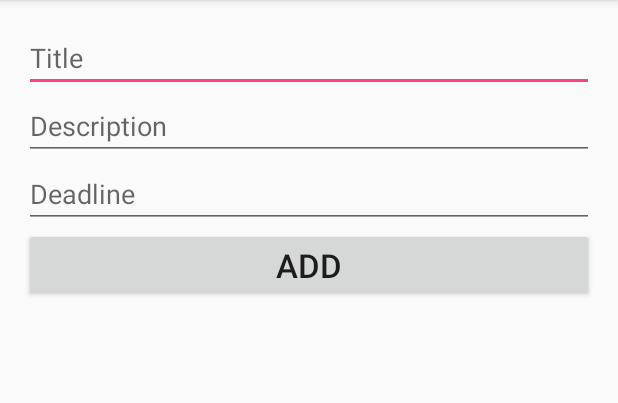
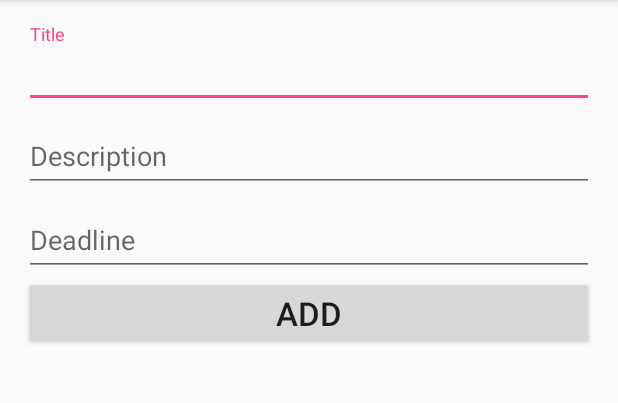
Before and after one commit to CodeLabBootcamp/TodoList, an Android app: the NewTaskActivity screen opened directly, with no data from a screen before it, on a phone screen of 412 x 824 dp, the part 84-487 px from its top. Run offline under Robolectric (Android 15) with nearby library versions, the phone set to English and light mode, and no system bars; our stand-ins replace ButterKnife, Firebase (no records; nobody signed in at launch, a user with empty details on screens opened directly).

Commit message:
Cleaned code and edited UI

```diff
--- a/app/src/main/AndroidManifest.xml
+++ b/app/src/main/AndroidManifest.xml
@@ -8,14 +8,14 @@
         android:label="@string/app_name"
         android:supportsRtl="true"
         android:theme="@style/AppTheme">
-        <activity android:name=".MainActivity">
+        <activity android:name=".Activities.MainActivity">
             <intent-filter>
                 <action android:name="android.intent.action.MAIN" />
 
                 <category android:name="android.intent.category.LAUNCHER" />
             </intent-filter>
         </activity>
-        <activity android:name=".NewTaskActivity"></activity>
+        <activity android:name=".Activities.NewTaskActivity" />
     </application>
 
 </manifest>
--- a/app/src/main/java/com/codelab/todolist/NewTaskActivity.java
+++ /dev/null
@@ -1,85 +0,0 @@
-package com.codelab.todolist;
-
-import android.os.Bundle;
-import android.support.v7.app.AppCompatActivity;
-import android.view.View;
-import android.widget.Button;
-import android.widget.EditText;
-
-import com.codelab.todolist.Utilities.Consts;
-import com.codelab.todolist.Utilities.GsonHelper;
-
-import java.util.ArrayList;
-
-import butterknife.BindView;
-import butterknife.ButterKnife;
-
-public class NewTaskActivity extends AppCompatActivity {
-
-    @BindView(R.id.title)
-    EditText title;
-    @BindView(R.id.description)
-    EditText description;
-    @BindView(R.id.deadline)
-    EditText deadline;
-    @BindView(R.id.add)
-    Button add;
-    @BindView(R.id.delete)
-    Button delete;
-
-    int position;
-
-    @Override
-    protected void onCreate(Bundle savedInstanceState) {
-        super.onCreate(savedInstanceState);
-        setContentView(R.layout.activity_new_task);
-        ButterKnife.bind(this);
-
-
-        position = getIntent().getIntExtra(Consts.POSITION, -1);
-
-        if (position != -1) {
-
-            ArrayList<Task> tasks = GsonHelper.loadTasks(this);
-            Task task = tasks.get(position);
-
-            title.setText(task.getTitle());
-            description.setText(task.getDescription());
-            deadline.setText(task.getDeadLine());
-            add.setText(R.string.edit);
-            delete.setVisibility(View.VISIBLE);
-        }
-
-    }
-
-    public void addTask(View view) {
-
-
-        ArrayList<Task> savedTasks = GsonHelper.loadTasks(this);
-
-        Task newTask = new Task(title.getText().toString(), description.getText().toString(), deadline.getText().toString());
-
-        if (position != -1) {
-            savedTasks.remove(position);
-            savedTasks.add(position, newTask);
-        } else {
-            savedTasks.add(0, newTask);
-        }
-        GsonHelper.saveTasks(this, savedTasks);
-
-        finish();
-
-    }
-
-    public void deleteTask(View view) {
-
-        ArrayList<Task> savedTasks = GsonHelper.loadTasks(this);
-        savedTasks.remove(position);
-        GsonHelper.saveTasks(this, savedTasks);
-
-        finish();
-
-
-
-    }
-}
--- a/app/src/main/java/com/codelab/todolist/Utilities/Consts.java
+++ b/app/src/main/java/com/codelab/todolist/Utilities/Consts.java
@@ -6,6 +6,6 @@ package com.codelab.todolist.Utilities;
 
 public class Consts {
 
-    public static final String POSITION = "POSITION";
+    public static final String KEY = "KEY";
 
 }
--- a/app/src/main/res/layout/activity_new_task.xml
+++ b/app/src/main/res/layout/activity_new_task.xml
@@ -4,13 +4,16 @@
     android:id="@+id/activity_new_task"
     android:layout_width="match_parent"
     android:layout_height="match_parent"
+    android:orientation="vertical"
     android:paddingBottom="@dimen/activity_vertical_margin"
     android:paddingLeft="@dimen/activity_horizontal_margin"
     android:paddingRight="@dimen/activity_horizontal_margin"
     android:paddingTop="@dimen/activity_vertical_margin"
-    android:orientation="vertical"
-    tools:context="com.codelab.todolist.NewTaskActivity">
+    tools:context="com.codelab.todolist.Activities.MainActivity">
 
+    <android.support.design.widget.TextInputLayout
+        android:layout_width="match_parent"
+        android:layout_height="wrap_content">
 
         <EditText
             android:id="@+id/title"
@@ -19,12 +22,23 @@
             android:hint="@string/title"
             android:textSize="18sp" />
 
+    </android.support.design.widget.TextInputLayout>
+
+    <android.support.design.widget.TextInputLayout
+        android:layout_width="match_parent"
+        android:layout_height="wrap_content">
+
         <EditText
             android:id="@+id/description"
             android:layout_width="match_parent"
             android:layout_height="wrap_content"
             android:hint="@string/description"
             android:textSize="18sp" />
+    </android.support.design.widget.TextInputLayout>
+
+    <android.support.design.widget.TextInputLayout
+        android:layout_width="match_parent"
+        android:layout_height="wrap_content">
 
         <EditText
             android:id="@+id/deadline"
@@ -32,21 +46,32 @@
             android:layout_height="wrap_content"
             android:hint="@string/deadline"
             android:textSize="18sp" />
+    </android.support.design.widget.TextInputLayout>
 
     <Button
         android:id="@+id/add"
         android:layout_width="match_parent"
         android:layout_height="wrap_content"
+        android:onClick="addTask"
+        android:text="@string/add"
+        android:textSize="22sp" />
+
+    <Button
+        android:id="@+id/edit"
+        android:layout_width="match_parent"
+        android:layout_height="wrap_content"
+        android:onClick="editTask"
+        android:text="@string/edit"
         android:textSize="22sp"
-        android:onClick="addTask"
-        android:text="@string/add" />
+        android:visibility="gone" />
 
     <Button
         android:id="@+id/delete"
         android:layout_width="match_parent"
         android:layout_height="wrap_content"
+        android:onClick="deleteTask"
+        android:text="@string/delete"
         android:textSize="22sp"
-        android:onClick="deleteTask"
-        android:visibility="invisible"
-        android:text="@string/delete" />
+        android:visibility="gone" />
+
 </LinearLayout>
--- a/build.gradle
+++ b/build.gradle
@@ -9,6 +9,7 @@ buildscript {
 
         // NOTE: Do not place your application dependencies here; they belong
         // in the individual module build.gradle files
+        classpath 'com.google.gms:google-services:3.0.0'
     }
 }
 
--- /dev/null
+++ b/settings.gradle
@@ -0,0 +1 @@
+include ':app'
```
Also changed, not shown: app/build.gradle (+6 -7 lines), app/src/main/java/com/codelab/todolist/MainActivity.java (deleted, +0 -76 lines), app/src/main/java/com/codelab/todolist/Task.java (deleted, +0 -59 lines), app/src/main/java/com/codelab/todolist/TasksAdapter.java (deleted, +0 -136 lines), app/src/main/java/com/codelab/todolist/Utilities/GsonHelper.java (deleted, +0 -41 lines), app/src/main/res/layout/activity_main.xml (+9 -17 lines), app/src/main/res/layout/item_task.xml (+18 -3 lines), gradle.properties (added, +13 -0 lines), 7 other files. Lines whose indentation alone changed are shown as unchanged.
